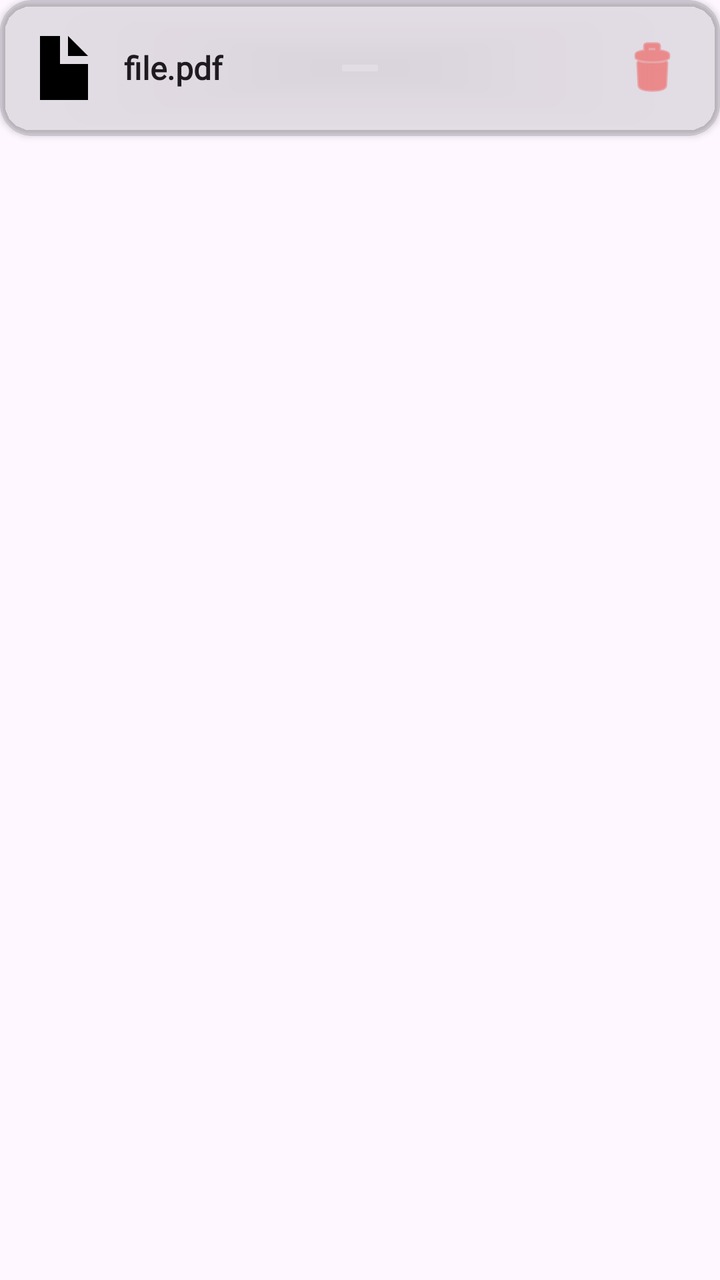
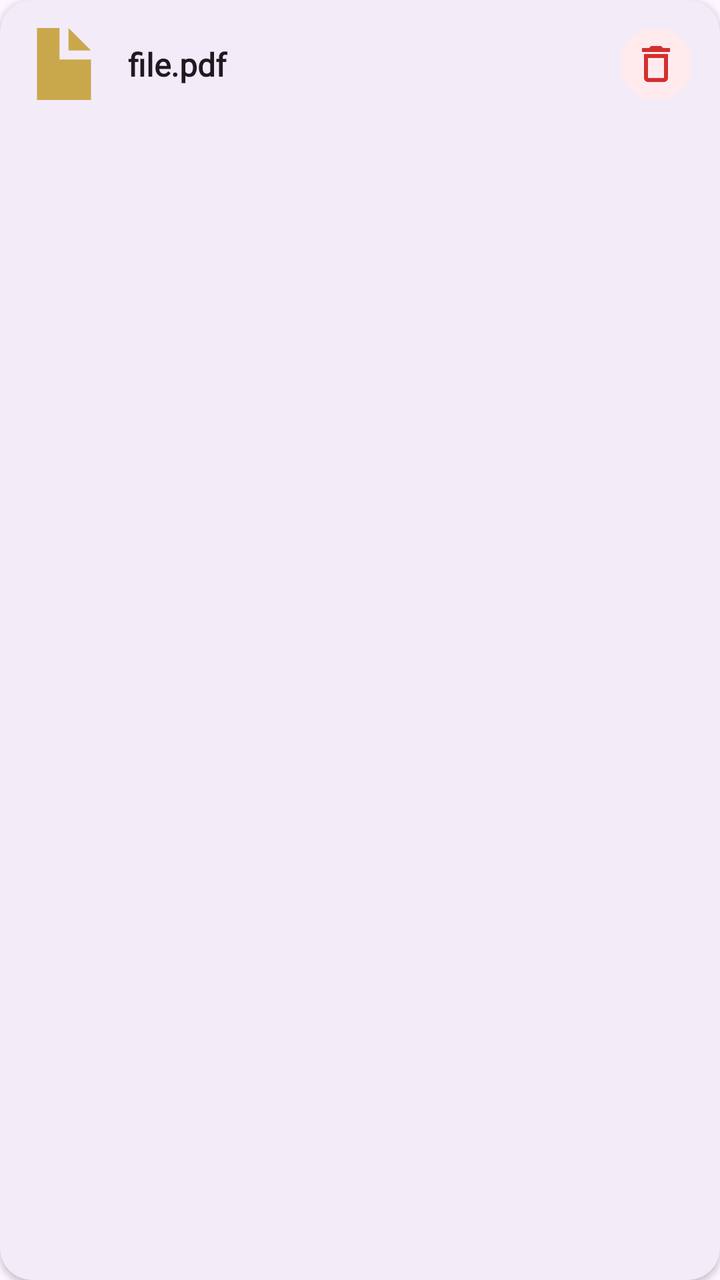

Before-and-after screenshots of an Android layout around one commit, followed by the original layout XML and the change that was made.
<!-- AndroidManifest.xml: application theme Theme.Axios -->
<!-- res/layout/item_resource.xml -->
<?xml version="1.0" encoding="utf-8"?>
<androidx.constraintlayout.widget.ConstraintLayout xmlns:android="http://schemas.android.com/apk/res/android"
    android:layout_width="match_parent"
    android:layout_height="match_parent">
    <com.google.android.material.card.MaterialCardView
        xmlns:android="http://schemas.android.com/apk/res/android"
        xmlns:app="http://schemas.android.com/apk/res-auto"
        android:id="@+id/resourceCard"
        android:layout_width="match_parent"
        android:layout_height="wrap_content"
        android:background="@color/material_on_surface_stroke"
        app:cardBackgroundColor="@color/material_on_surface_stroke"
        app:cardCornerRadius="16dp"
        android:layout_marginBottom="10dp"
        app:cardElevation="2dp">

        <LinearLayout
            android:layout_width="match_parent"
            android:layout_height="wrap_content"
            android:orientation="horizontal"
            android:gravity="center_vertical"
            android:padding="16dp">

            <ImageView
                android:layout_width="32dp"
                android:layout_height="32dp"
                android:src="@drawable/file_svgrepo_com"
                android:contentDescription="PDF file" />

            <TextView
                android:id="@+id/tvFileName"
                android:layout_width="0dp"
                android:layout_height="wrap_content"
                android:layout_weight="1"
                android:layout_marginStart="14dp"
                android:text="file.pdf"
                android:fontFamily="@font/playfair_display"
                android:textStyle="bold"
                android:textSize="16sp"
                android:textColor="?attr/colorOnBackground" />

            <ImageButton
                android:id="@+id/btnDeleteResource"
                android:layout_width="36dp"
                android:layout_height="36dp"
                android:background="?attr/selectableItemBackgroundBorderless"
                android:src="@android:drawable/ic_menu_delete"
                android:contentDescription="Delete resource"
                android:tint="#EF5350" />

        </LinearLayout>

    </com.google.android.material.card.MaterialCardView>

</androidx.constraintlayout.widget.ConstraintLayout>
<!-- resources referenced by this layout -->
<resources>
  <!-- drawable file_svgrepo_com (drawable) -->
  <vector xmlns:android="http://schemas.android.com/apk/res/android"
      android:width="800dp"
      android:height="800dp"
      android:viewportWidth="16"
      android:viewportHeight="16">
    <path
        android:pathData="M7,0H2V16H14V7H7V0Z"
        android:fillColor="#000000"/>
    <path
        android:pathData="M9,0V5H14L9,0Z"
        android:fillColor="#000000"/>
  </vector>
  <style name="Theme.Axios" parent="Base.Theme.Axios" />
  <style name="Base.Theme.Axios" parent="Theme.Material3.DayNight.NoActionBar">
          
          
      </style>
</resources>

<!-- the commit's change to res/layout/item_resource.xml (unified diff, before → after) -->
@@ -1,55 +1,61 @@
 <?xml version="1.0" encoding="utf-8"?>
-<androidx.constraintlayout.widget.ConstraintLayout xmlns:android="http://schemas.android.com/apk/res/android"
+<com.google.android.material.card.MaterialCardView
+    xmlns:android="http://schemas.android.com/apk/res/android"
+    xmlns:app="http://schemas.android.com/apk/res-auto"
+    android:id="@+id/resourceCard"
     android:layout_width="match_parent"
-    android:layout_height="match_parent">
-    <com.google.android.material.card.MaterialCardView
-        xmlns:android="http://schemas.android.com/apk/res/android"
-        xmlns:app="http://schemas.android.com/apk/res-auto"
-        android:id="@+id/resourceCard"
+    android:layout_height="wrap_content"
+    android:layout_marginHorizontal="16dp"
+    android:layout_marginTop="10dp"
+    app:cardCornerRadius="16dp"
+    app:cardElevation="2dp"
+    app:strokeWidth="0dp"
+    style="@style/Widget.Material3.CardView.Outlined">
+
+    <androidx.constraintlayout.widget.ConstraintLayout
         android:layout_width="match_parent"
         android:layout_height="wrap_content"
-        android:background="@color/material_on_surface_stroke"
-        app:cardBackgroundColor="@color/material_on_surface_stroke"
-        app:cardCornerRadius="16dp"
-        android:layout_marginBottom="10dp"
-        app:cardElevation="2dp">
+        android:padding="14dp">
 
-        <LinearLayout
-            android:layout_width="match_parent"
+        <ImageView
+            android:id="@+id/iconFile"
+            android:layout_width="36dp"
+            android:layout_height="36dp"
+            android:src="@drawable/file_svgrepo_com"
+            android:tint="@color/accent_gold"
+            android:contentDescription="PDF file"
+            app:layout_constraintBottom_toBottomOf="parent"
+            app:layout_constraintStart_toStartOf="parent"
+            app:layout_constraintTop_toTopOf="parent" />
+
+        <TextView
+            android:id="@+id/tvFileName"
+            android:layout_width="0dp"
             android:layout_height="wrap_content"
-            android:orientation="horizontal"
-            android:gravity="center_vertical"
-            android:padding="16dp">
+            android:layout_marginStart="14dp"
+            android:layout_marginEnd="12dp"
+            android:text="file.pdf"
+            android:fontFamily="@font/playfair_display"
+            android:textStyle="bold"
+            android:textSize="16sp"
+            android:textColor="?attr/colorOnSurface"
+            app:layout_constraintBottom_toBottomOf="parent"
+            app:layout_constraintEnd_toStartOf="@id/btnDeleteResource"
+            app:layout_constraintStart_toEndOf="@id/iconFile"
+            app:layout_constraintTop_toTopOf="parent" />
 
-            <ImageView
-                android:layout_width="32dp"
-                android:layout_height="32dp"
-                android:src="@drawable/file_svgrepo_com"
-                android:contentDescription="PDF file" />
+        <ImageButton
+            android:id="@+id/btnDeleteResource"
+            android:layout_width="36dp"
+            android:layout_height="36dp"
+            android:background="@drawable/delete_btn_bg"
+            android:contentDescription="Delete resource"
+            android:padding="8dp"
+            android:src="@drawable/outline_delete_24"
+            android:tint="@color/delete_red"
+            app:layout_constraintBottom_toBottomOf="parent"
+            app:layout_constraintEnd_toEndOf="parent"
+            app:layout_constraintTop_toTopOf="parent" />
 
-            <TextView
-                android:id="@+id/tvFileName"
-                android:layout_width="0dp"
-                android:layout_height="wrap_content"
-                android:layout_weight="1"
-                android:layout_marginStart="14dp"
-                android:text="file.pdf"
-                android:fontFamily="@font/playfair_display"
-                android:textStyle="bold"
-                android:textSize="16sp"
-                android:textColor="?attr/colorOnBackground" />
-
-            <ImageButton
-                android:id="@+id/btnDeleteResource"
-                android:layout_width="36dp"
-                android:layout_height="36dp"
-                android:background="?attr/selectableItemBackgroundBorderless"
-                android:src="@android:drawable/ic_menu_delete"
-                android:contentDescription="Delete resource"
-                android:tint="#EF5350" />
-
-        </LinearLayout>
-
-    </com.google.android.material.card.MaterialCardView>
-
-</androidx.constraintlayout.widget.ConstraintLayout>
+    </androidx.constraintlayout.widget.ConstraintLayout>
+</com.google.android.material.card.MaterialCardView>
<!-- resource entries referenced after the edit -->
@@ -1,5 +1,18 @@
 <!-- resources referenced by this layout -->
 <resources>
+  <color name="accent_gold">#C9A84C</color>
+  <color name="delete_red">#D32F2F</color>
+  <!-- drawable delete_btn_bg (drawable) -->
+  <?xml version="1.0" encoding="utf-8"?>
+  <ripple xmlns:android="http://schemas.android.com/apk/res/android"
+      android:color="#40D32F2F">
+      <item>
+          <shape>
+              <solid android:color="@color/delete_red_bg" />
+              <corners android:radius="18dp" />
+          </shape>
+      </item>
+  </ripple>
   <!-- drawable file_svgrepo_com (drawable) -->
   <vector xmlns:android="http://schemas.android.com/apk/res/android"
       android:width="800dp"
@@ -13,7 +26,19 @@
         android:pathData="M9,0V5H14L9,0Z"
         android:fillColor="#000000"/>
   </vector>
+  <!-- drawable outline_delete_24 (drawable) -->
+  <vector xmlns:android="http://schemas.android.com/apk/res/android"
+      android:width="24dp"
+      android:height="24dp"
+      android:viewportWidth="24"
+      android:viewportHeight="24"
+      android:tint="?attr/colorControlNormal">
+    <path
+        android:fillColor="@android:color/white"
+        android:pathData="M6,19c0,1.1 0.9,2 2,2h8c1.1,0 2,-0.9 2,-2V7H6v12zM8,9h8v10H8V9zM15.5,4l-1,-1h-5l-1,1H5v2h14V4z"/>
+  </vector>
   <style name="Theme.Axios" parent="Base.Theme.Axios" />
+  <color name="delete_red_bg">#FFEBEE</color>
   <style name="Base.Theme.Axios" parent="Theme.Material3.DayNight.NoActionBar">
           
           
